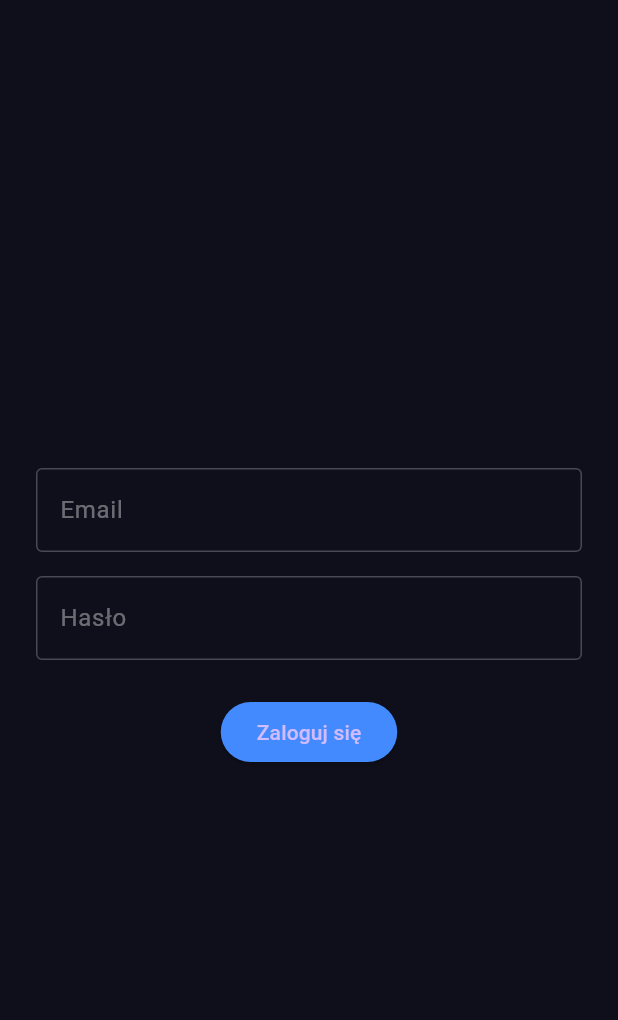
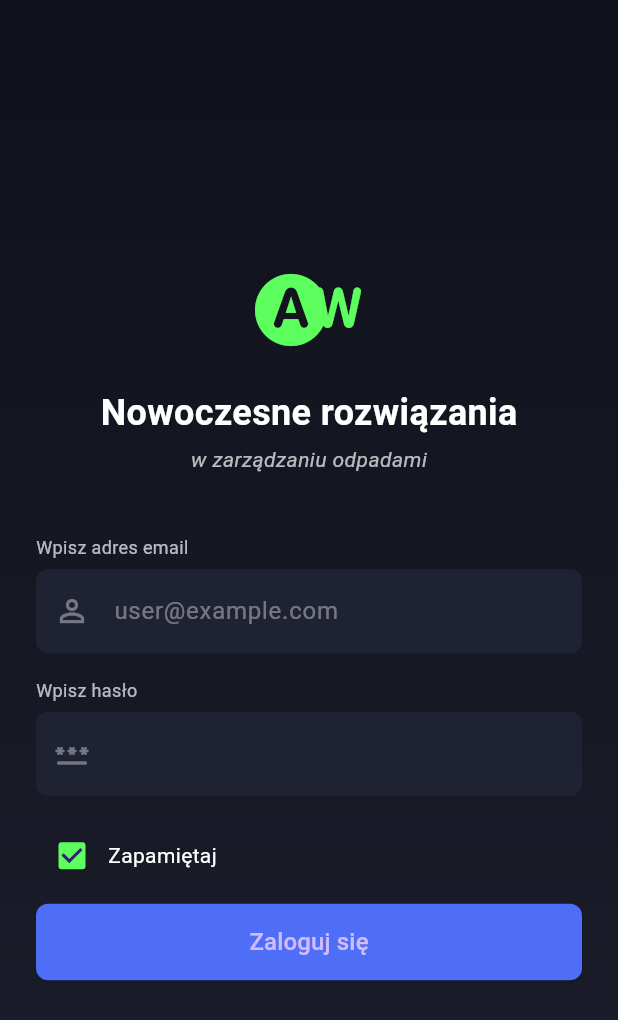
Before and after one commit to karlos1998/waste-wise-app, a Flutter app: the screen it shows after launch, on a phone screen of 412 x 824 dp. Shown: the top 1020 px of the screen. Run offline on Flutter 3.47's test engine with Material 3 defaults, Android fonts, the phone set to English and light mode, and no system bars; our stand-ins replace dio, flutter_dotenv, shared_preferences.

Commit message:
update login screen

```diff
--- a/lib/screens/login_screen.dart
+++ b/lib/screens/login_screen.dart
@@ -2,57 +2,140 @@
 import 'package:provider/provider.dart';
 import '../providers/auth_provider.dart';
 
-class LoginScreen extends StatelessWidget {
+class LoginScreen extends StatefulWidget {
+  const LoginScreen({super.key});
+
+  @override
+  State<LoginScreen> createState() => _LoginScreenState();
+}
+
+class _LoginScreenState extends State<LoginScreen> {
   final emailController = TextEditingController();
   final passwordController = TextEditingController();
-
-  LoginScreen({super.key});
+  bool rememberMe = true;
 
   @override
   Widget build(BuildContext context) {
     final auth = Provider.of<AuthProvider>(context);
 
     return Scaffold(
-      backgroundColor: const Color(0xFF0F0F1B),
-      body: Padding(
-        padding: const EdgeInsets.all(24),
+      body: Container(
+        width: double.infinity,
+        decoration: const BoxDecoration(
+          gradient: LinearGradient(
+            colors: [Color(0xFF0F111A), Color(0xFF1C1F2C)],
+            begin: Alignment.topCenter,
+            end: Alignment.bottomCenter,
+          ),
+        ),
         child: Center(
+          child: SingleChildScrollView(
+            padding: const EdgeInsets.symmetric(horizontal: 24),
             child: Column(
-            mainAxisSize: MainAxisSize.min,
+              mainAxisAlignment: MainAxisAlignment.center,
               children: [
-              _inputField("Email", emailController),
+                const Icon(Icons.wb_auto_rounded, color: Color(0xFF5DFF5F), size: 72),
                 const SizedBox(height: 16),
-              _inputField("Hasło", passwordController, obscure: true),
-              const SizedBox(height: 24),
-              ElevatedButton(
-                style: ElevatedButton.styleFrom(backgroundColor: Colors.blueAccent),
+                const Text(
+                  "Nowoczesne rozwiązania",
+                  style: TextStyle(
+                    color: Colors.white,
+                    fontSize: 24,
+                    fontWeight: FontWeight.w700,
+                  ),
+                ),
+                const SizedBox(height: 4),
+                const Text(
+                  "w zarządzaniu odpadami",
+                  style: TextStyle(
+                    color: Colors.white70,
+                    fontSize: 14,
+                    fontStyle: FontStyle.italic,
+                  ),
+                ),
+                const SizedBox(height: 40),
+                _buildInput(
+                  label: "Wpisz adres email",
+                  icon: Icons.person_outline,
+                  controller: emailController,
+                  hint: "user@example.com",
+                ),
+                const SizedBox(height: 16),
+                _buildInput(
+                  label: "Wpisz hasło",
+                  icon: Icons.password_rounded,
+                  controller: passwordController,
+                  obscure: true,
+                ),
+                const SizedBox(height: 16),
+                Row(
+                  children: [
+                    Checkbox(
+                      value: rememberMe,
+                      activeColor: const Color(0xFF5DFF5F),
+                      onChanged: (value) => setState(() => rememberMe = value ?? true),
+                    ),
+                    const Text("Zapamiętaj", style: TextStyle(color: Colors.white)),
+                  ],
+                ),
+                const SizedBox(height: 8),
+                SizedBox(
+                  width: double.infinity,
+                  child: ElevatedButton(
+                    style: ElevatedButton.styleFrom(
+                      backgroundColor: const Color(0xFF4F6EF7),
+                      padding: const EdgeInsets.symmetric(vertical: 14),
+                      shape: RoundedRectangleBorder(borderRadius: BorderRadius.circular(8)),
+                    ),
                     onPressed: () async {
                       try {
                         await auth.login(emailController.text, passwordController.text);
                       } catch (_) {
-                    ScaffoldMessenger.of(context).showSnackBar(const SnackBar(content: Text("Błąd logowania")));
+                        ScaffoldMessenger.of(context).showSnackBar(
+                          const SnackBar(content: Text("Błąd logowania")),
+                        );
                       }
                     },
-                child: const Text("Zaloguj się"),
-              )
+                    child: const Text("Zaloguj się", style: TextStyle(fontSize: 16)),
+                  ),
+                ),
               ],
+            ),
           ),
         ),
       ),
     );
   }
 
-  Widget _inputField(String hint, TextEditingController controller, {bool obscure = false}) {
-    return TextField(
+  Widget _buildInput({
+    required String label,
+    required IconData icon,
+    required TextEditingController controller,
+    bool obscure = false,
+    String? hint,
+  }) {
+    return Column(
+      crossAxisAlignment: CrossAxisAlignment.start,
+      children: [
+        Text(label, style: const TextStyle(color: Colors.white70, fontSize: 12)),
+        const SizedBox(height: 6),
+        TextField(
           controller: controller,
           obscureText: obscure,
           style: const TextStyle(color: Colors.white),
           decoration: InputDecoration(
             hintText: hint,
             hintStyle: const TextStyle(color: Colors.white38),
-        enabledBorder: const OutlineInputBorder(borderSide: BorderSide(color: Colors.white24)),
-        focusedBorder: const OutlineInputBorder(borderSide: BorderSide(color: Colors.blueAccent)),
+            filled: true,
+            fillColor: const Color(0xFF1E2233),
+            prefixIcon: Icon(icon, color: Colors.white38),
+            border: OutlineInputBorder(
+              borderRadius: BorderRadius.circular(8),
+              borderSide: BorderSide.none,
             ),
+          ),
+        ),
+      ],
     );
   }
 }
```
Also changed, not shown: 3 other files. Lines whose indentation alone changed are shown as unchanged.
